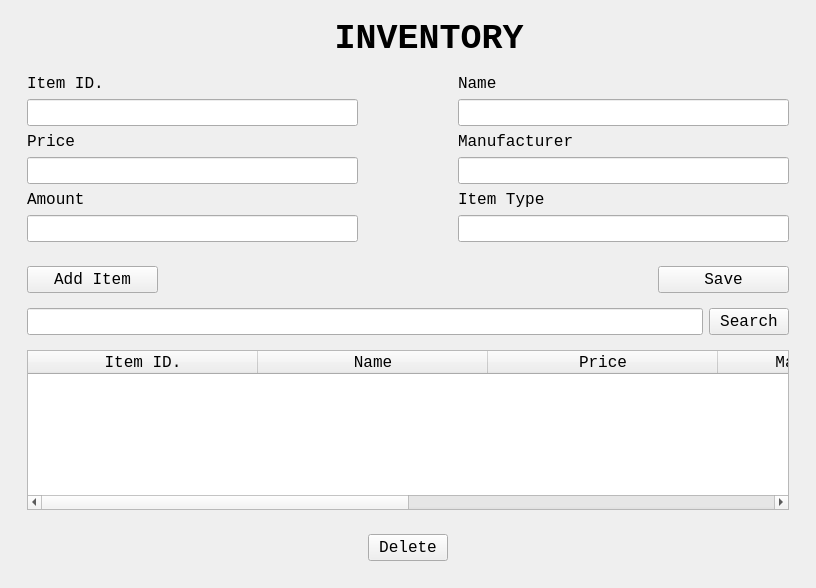
Old version of the form InventoryUI.ui in the repository ASNaeem/Simple-VCMS.
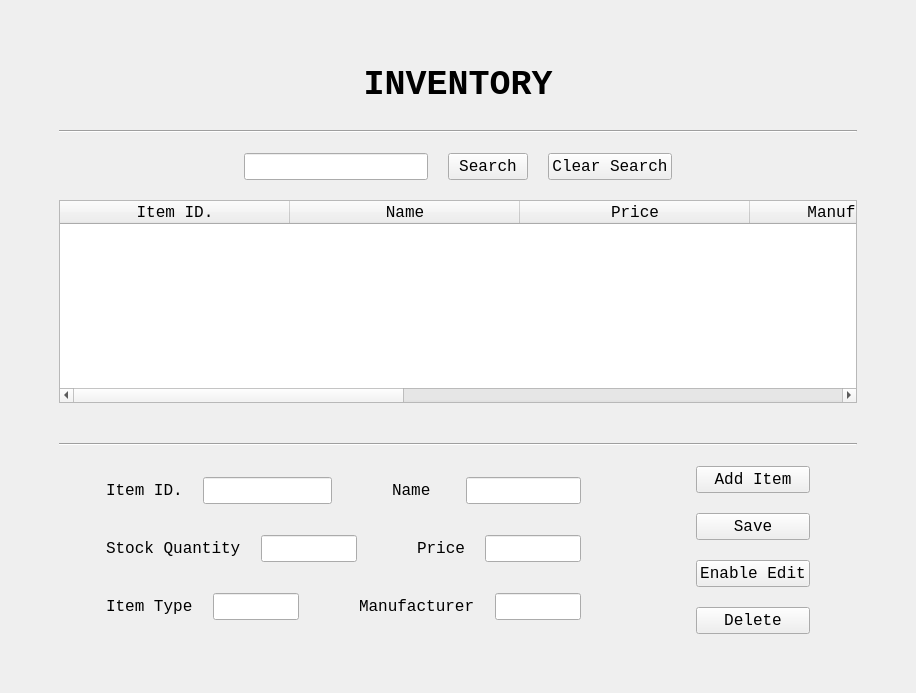
New version of the form.

Diff of the .ui file:
```diff
--- a/InventoryUI.ui
+++ b/InventoryUI.ui
@@ -6,31 +6,46 @@
    <rect>
     <x>0</x>
     <y>0</y>
-    <width>811</width>
-    <height>588</height>
+    <width>916</width>
+    <height>693</height>
    </rect>
   </property>
   <property name="windowTitle">
    <string>MainWindow</string>
   </property>
   <widget class="QWidget" name="centralwidget">
+   <layout class="QVBoxLayout" name="verticalLayout_6">
+    <item>
+     <layout class="QVBoxLayout" name="verticalLayout_4">
+      <property name="spacing">
+       <number>20</number>
+      </property>
+      <property name="leftMargin">
+       <number>50</number>
+      </property>
+      <property name="topMargin">
+       <number>50</number>
+      </property>
+      <property name="rightMargin">
+       <number>50</number>
+      </property>
+      <property name="bottomMargin">
+       <number>50</number>
+      </property>
+      <item>
    <layout class="QHBoxLayout" name="horizontalLayout">
-    <item>
-     <widget class="QWidget" name="widget_3" native="true">
-      <layout class="QVBoxLayout" name="verticalLayout" stretch="1,0,0,0,0,0,0">
-       <item>
-        <spacer name="verticalSpacer">
-         <property name="orientation">
-          <enum>Qt::Vertical</enum>
-         </property>
-         <property name="sizeHint" stdset="0">
-          <size>
-           <width>20</width>
-           <height>40</height>
-          </size>
-         </property>
-        </spacer>
-       </item>
+        <property name="leftMargin">
+         <number>5</number>
+        </property>
+        <property name="topMargin">
+         <number>5</number>
+        </property>
+        <property name="rightMargin">
+         <number>5</number>
+        </property>
+        <property name="bottomMargin">
+         <number>5</number>
+        </property>
        <item>
         <widget class="QLabel" name="label">
          <property name="font">
@@ -42,53 +57,185 @@
           </font>
          </property>
          <property name="text">
-          <string>  INVENTORY</string>
+           <string>INVENTORY</string>
          </property>
          <property name="alignment">
           <set>Qt::AlignCenter</set>
          </property>
         </widget>
        </item>
+       </layout>
+      </item>
        <item>
-        <widget class="QWidget" name="widget_5" native="true">
-         <layout class="QGridLayout" name="gridLayout">
-          <property name="horizontalSpacing">
-           <number>100</number>
-          </property>
-          <item row="3" column="0">
-           <widget class="QLineEdit" name="lineEdit_4">
+       <widget class="Line" name="line">
+        <property name="orientation">
+         <enum>Qt::Horizontal</enum>
+        </property>
+       </widget>
+      </item>
+      <item>
+       <layout class="QVBoxLayout" name="verticalLayout_3">
+        <property name="leftMargin">
+         <number>0</number>
+        </property>
+        <property name="rightMargin">
+         <number>0</number>
+        </property>
+        <property name="bottomMargin">
+         <number>20</number>
+        </property>
+        <item>
+         <layout class="QHBoxLayout" name="horizontalLayout_2">
+          <item>
+           <spacer name="horizontalSpacer_3">
+            <property name="orientation">
+             <enum>Qt::Horizontal</enum>
+            </property>
+            <property name="sizeHint" stdset="0">
+             <size>
+              <width>40</width>
+              <height>20</height>
+             </size>
+            </property>
+           </spacer>
+          </item>
+          <item>
+           <widget class="QLineEdit" name="lineEdit_2">
             <property name="font">
              <font>
               <family>Courier New</family>
               <pointsize>12</pointsize>
              </font>
             </property>
+            <property name="text">
+             <string/>
+            </property>
            </widget>
           </item>
-          <item row="4" column="1">
-           <widget class="QLabel" name="label_7">
+          <item>
+           <widget class="QPushButton" name="pushButton">
             <property name="font">
              <font>
               <family>Courier New</family>
               <pointsize>12</pointsize>
              </font>
             </property>
+            <property name="text">
+             <string>Search</string>
+            </property>
+           </widget>
+          </item>
+          <item>
+           <widget class="QPushButton" name="pushButton_6">
+            <property name="font">
+             <font>
+              <family>Courier New</family>
+              <pointsize>12</pointsize>
+             </font>
+            </property>
+            <property name="text">
+             <string>Clear Search</string>
+            </property>
+           </widget>
+          </item>
+          <item>
+           <spacer name="horizontalSpacer_2">
+            <property name="orientation">
+             <enum>Qt::Horizontal</enum>
+            </property>
+            <property name="sizeHint" stdset="0">
+             <size>
+              <width>40</width>
+              <height>20</height>
+             </size>
+            </property>
+           </spacer>
+          </item>
+         </layout>
+        </item>
+        <item>
+         <layout class="QHBoxLayout" name="horizontalLayout_3">
+          <item>
+           <widget class="QTableWidget" name="tableWidget">
+            <property name="font">
+             <font>
+              <family>Courier New</family>
+              <pointsize>12</pointsize>
+             </font>
+            </property>
+            <attribute name="horizontalHeaderDefaultSectionSize">
+             <number>230</number>
+            </attribute>
+            <column>
+             <property name="text">
+              <string>Item ID.</string>
+             </property>
+            </column>
+            <column>
+             <property name="text">
+              <string>Name</string>
+             </property>
+            </column>
+            <column>
+             <property name="text">
+              <string>Price</string>
+             </property>
+            </column>
+            <column>
+             <property name="text">
+              <string>Manufacturer</string>
+             </property>
+            </column>
+            <column>
+             <property name="text">
+              <string>Amount</string>
+             </property>
+            </column>
+            <column>
             <property name="text">
              <string>Item Type</string>
             </property>
+            </column>
+            <column>
+             <property name="text">
+              <string>Last Updated</string>
+             </property>
+            </column>
            </widget>
           </item>
-          <item row="3" column="1">
-           <widget class="QLineEdit" name="lineEdit_5">
-            <property name="font">
-             <font>
-              <family>Courier New</family>
-              <pointsize>12</pointsize>
-             </font>
+         </layout>
+        </item>
+       </layout>
+      </item>
+      <item>
+       <widget class="Line" name="line_2">
+        <property name="orientation">
+         <enum>Qt::Horizontal</enum>
             </property>
            </widget>
           </item>
-          <item row="0" column="0">
+      <item>
+       <layout class="QHBoxLayout" name="horizontalLayout_4" stretch="5,50,10,0,5">
+        <item>
+         <spacer name="horizontalSpacer_8">
+          <property name="orientation">
+           <enum>Qt::Horizontal</enum>
+          </property>
+          <property name="sizeHint" stdset="0">
+           <size>
+            <width>40</width>
+            <height>20</height>
+           </size>
+          </property>
+         </spacer>
+        </item>
+        <item>
+         <layout class="QVBoxLayout" name="verticalLayout">
+          <item>
+           <layout class="QHBoxLayout" name="horizontalLayout_11">
+            <item>
+             <layout class="QHBoxLayout" name="horizontalLayout_6" stretch="7,15,0">
+              <item>
            <widget class="QLabel" name="label_2">
             <property name="font">
              <font>
@@ -101,7 +248,37 @@
             </property>
            </widget>
           </item>
-          <item row="0" column="1">
+              <item>
+               <widget class="QLineEdit" name="lineEdit">
+                <property name="font">
+                 <font>
+                  <family>Courier New</family>
+                  <pointsize>12</pointsize>
+                 </font>
+                </property>
+                <property name="text">
+                 <string/>
+                </property>
+               </widget>
+              </item>
+              <item>
+               <spacer name="horizontalSpacer_4">
+                <property name="orientation">
+                 <enum>Qt::Horizontal</enum>
+                </property>
+                <property name="sizeHint" stdset="0">
+                 <size>
+                  <width>40</width>
+                  <height>20</height>
+                 </size>
+                </property>
+               </spacer>
+              </item>
+             </layout>
+            </item>
+            <item>
+             <layout class="QHBoxLayout" name="horizontalLayout_5" stretch="7,15">
+              <item>
            <widget class="QLabel" name="label_3">
             <property name="font">
              <font>
@@ -114,7 +291,7 @@
             </property>
            </widget>
           </item>
-          <item row="5" column="0">
+              <item>
            <widget class="QLineEdit" name="lineEdit_6">
             <property name="font">
              <font>
@@ -124,20 +301,15 @@
             </property>
            </widget>
           </item>
-          <item row="2" column="0">
-           <widget class="QLabel" name="label_4">
-            <property name="font">
-             <font>
-              <family>Courier New</family>
-              <pointsize>12</pointsize>
-             </font>
-            </property>
-            <property name="text">
-             <string>Price</string>
-            </property>
-           </widget>
-          </item>
-          <item row="4" column="0">
+             </layout>
+            </item>
+           </layout>
+          </item>
+          <item>
+           <layout class="QHBoxLayout" name="horizontalLayout_13">
+            <item>
+             <layout class="QHBoxLayout" name="horizontalLayout_9" stretch="7,15,0">
+              <item>
            <widget class="QLabel" name="label_6">
             <property name="font">
              <font>
@@ -146,11 +318,109 @@
              </font>
             </property>
             <property name="text">
-             <string>Amount</string>
+                 <string>Stock Quantity</string>
             </property>
            </widget>
           </item>
-          <item row="2" column="1">
+              <item>
+               <widget class="QLineEdit" name="lineEdit_4">
+                <property name="font">
+                 <font>
+                  <family>Courier New</family>
+                  <pointsize>12</pointsize>
+                 </font>
+                </property>
+               </widget>
+              </item>
+              <item>
+               <spacer name="horizontalSpacer_5">
+                <property name="orientation">
+                 <enum>Qt::Horizontal</enum>
+                </property>
+                <property name="sizeHint" stdset="0">
+                 <size>
+                  <width>40</width>
+                  <height>20</height>
+                 </size>
+                </property>
+               </spacer>
+              </item>
+             </layout>
+            </item>
+            <item>
+             <layout class="QHBoxLayout" name="horizontalLayout_10" stretch="7,15">
+              <item>
+               <widget class="QLabel" name="label_4">
+                <property name="font">
+                 <font>
+                  <family>Courier New</family>
+                  <pointsize>12</pointsize>
+                 </font>
+                </property>
+                <property name="text">
+                 <string>Price</string>
+                </property>
+               </widget>
+              </item>
+              <item>
+               <widget class="QLineEdit" name="lineEdit_5">
+                <property name="font">
+                 <font>
+                  <family>Courier New</family>
+                  <pointsize>12</pointsize>
+                 </font>
+                </property>
+               </widget>
+              </item>
+             </layout>
+            </item>
+           </layout>
+          </item>
+          <item>
+           <layout class="QHBoxLayout" name="horizontalLayout_12">
+            <item>
+             <layout class="QHBoxLayout" name="horizontalLayout_8" stretch="7,15,0">
+              <item>
+               <widget class="QLabel" name="label_7">
+                <property name="font">
+                 <font>
+                  <family>Courier New</family>
+                  <pointsize>12</pointsize>
+                 </font>
+                </property>
+                <property name="text">
+                 <string>Item Type</string>
+                </property>
+               </widget>
+              </item>
+              <item>
+               <widget class="QLineEdit" name="lineEdit_3">
+                <property name="font">
+                 <font>
+                  <family>Courier New</family>
+                  <pointsize>12</pointsize>
+                 </font>
+                </property>
+               </widget>
+              </item>
+              <item>
+               <spacer name="horizontalSpacer_6">
+                <property name="orientation">
+                 <enum>Qt::Horizontal</enum>
+                </property>
+                <property name="sizeHint" stdset="0">
+                 <size>
+                  <width>40</width>
+                  <height>20</height>
+                 </size>
+                </property>
+               </spacer>
+              </item>
+             </layout>
+            </item>
+            <item>
+             <layout class="QHBoxLayout" name="horizontalLayout_7" stretch="7,15">
+              <item>
            <widget class="QLabel" name="label_5">
             <property name="font">
              <font>
@@ -163,20 +433,7 @@
             </property>
            </widget>
           </item>
-          <item row="1" column="0">
-           <widget class="QLineEdit" name="lineEdit">
-            <property name="font">
-             <font>
-              <family>Courier New</family>
-              <pointsize>12</pointsize>
-             </font>
-            </property>
-            <property name="text">
-             <string/>
-            </property>
-           </widget>
-          </item>
-          <item row="5" column="1">
+              <item>
            <widget class="QLineEdit" name="lineEdit_7">
             <property name="font">
              <font>
@@ -186,25 +443,27 @@
             </property>
            </widget>
           </item>
-          <item row="1" column="1">
-           <widget class="QLineEdit" name="lineEdit_3">
-            <property name="font">
-             <font>
-              <family>Courier New</family>
-              <pointsize>12</pointsize>
-             </font>
-            </property>
-           </widget>
-          </item>
-         </layout>
-        </widget>
-       </item>
+             </layout>
+            </item>
+           </layout>
+          </item>
+         </layout>
+        </item>
        <item>
-        <widget class="QWidget" name="widget_2" native="true">
-         <layout class="QHBoxLayout" name="horizontalLayout_2">
-          <property name="spacing">
-           <number>500</number>
+         <spacer name="horizontalSpacer">
+          <property name="orientation">
+           <enum>Qt::Horizontal</enum>
           </property>
+          <property name="sizeHint" stdset="0">
+           <size>
+            <width>40</width>
+            <height>20</height>
+           </size>
+          </property>
+         </spacer>
+        </item>
+        <item>
+         <layout class="QVBoxLayout" name="verticalLayout_2">
           <item>
            <widget class="QPushButton" name="pushButton_3">
             <property name="font">
@@ -231,20 +490,8 @@
             </property>
            </widget>
           </item>
-         </layout>
-        </widget>
-       </item>
        <item>
-        <widget class="QWidget" name="widget_4" native="true">
-         <layout class="QHBoxLayout" name="horizontalLayout_3">
-          <property name="topMargin">
-           <number>0</number>
-          </property>
-          <property name="bottomMargin">
-           <number>0</number>
-          </property>
-          <item>
-           <widget class="QLineEdit" name="lineEdit_2">
+           <widget class="QPushButton" name="pushButton_5">
             <property name="font">
              <font>
               <family>Courier New</family>
@@ -252,84 +499,10 @@
              </font>
             </property>
             <property name="text">
-             <string/>
+             <string>Enable Edit</string>
             </property>
            </widget>
           </item>
-          <item>
-           <widget class="QPushButton" name="pushButton">
-            <property name="font">
-             <font>
-              <family>Courier New</family>
-              <pointsize>12</pointsize>
-             </font>
-            </property>
-            <property name="text">
-             <string>Search</string>
-            </property>
-           </widget>
-          </item>
-         </layout>
-        </widget>
-       </item>
-       <item>
-        <widget class="QWidget" name="widget" native="true">
-         <layout class="QVBoxLayout" name="verticalLayout_2">
-          <item>
-           <widget class="QTableWidget" name="tableWidget">
-            <property name="font">
-             <font>
-              <family>Courier New</family>
-              <pointsize>12</pointsize>
-             </font>
-            </property>
-            <attribute name="horizontalHeaderDefaultSectionSize">
-             <number>230</number>
-            </attribute>
-            <column>
-             <property name="text">
-              <string>Item ID.</string>
-             </property>
-            </column>
-            <column>
-             <property name="text">
-              <string>Name</string>
-             </property>
-            </column>
-            <column>
-             <property name="text">
-              <string>Price</string>
-             </property>
-            </column>
-            <column>
-             <property name="text">
-              <string>Manufacturer</string>
-             </property>
-            </column>
-            <column>
-             <property name="text">
-              <string>Amount</string>
-             </property>
-            </column>
-            <column>
-             <property name="text">
-              <string>Item Type</string>
-             </property>
-            </column>
-           </widget>
-          </item>
-         </layout>
-        </widget>
-       </item>
-       <item>
-        <widget class="QWidget" name="widget_6" native="true">
-         <layout class="QVBoxLayout" name="verticalLayout_3">
-          <property name="leftMargin">
-           <number>350</number>
-          </property>
-          <property name="rightMargin">
-           <number>350</number>
-          </property>
           <item>
            <widget class="QPushButton" name="pushButton_2">
             <property name="font">
@@ -344,10 +517,23 @@
            </widget>
           </item>
          </layout>
-        </widget>
-       </item>
-      </layout>
-     </widget>
+        </item>
+        <item>
+         <spacer name="horizontalSpacer_7">
+          <property name="orientation">
+           <enum>Qt::Horizontal</enum>
+          </property>
+          <property name="sizeHint" stdset="0">
+           <size>
+            <width>40</width>
+            <height>20</height>
+           </size>
+          </property>
+         </spacer>
+        </item>
+       </layout>
+      </item>
+     </layout>
     </item>
    </layout>
   </widget>
```
Lines whose indentation alone changed are shown as unchanged.
